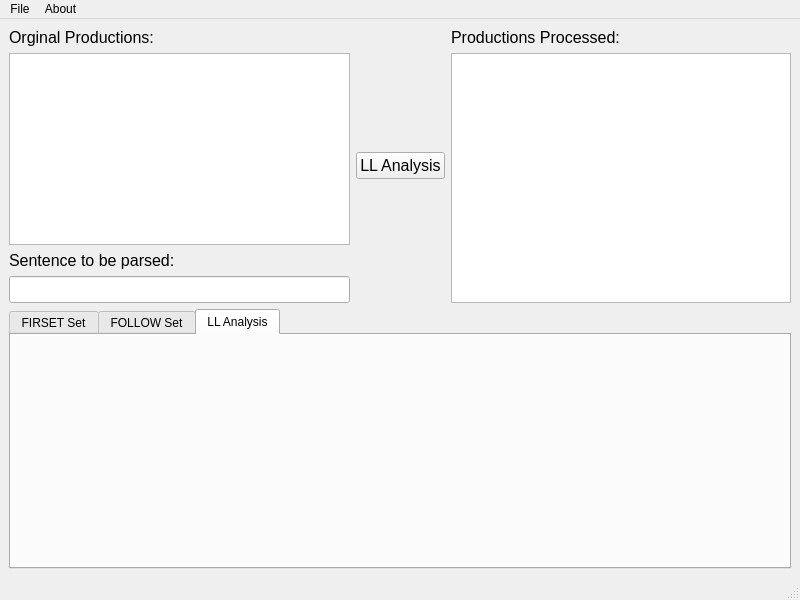
Before: the Qt Designer form lab2/lab2.ui in D0ot/compiler-inclass, drawn with Qt 5.
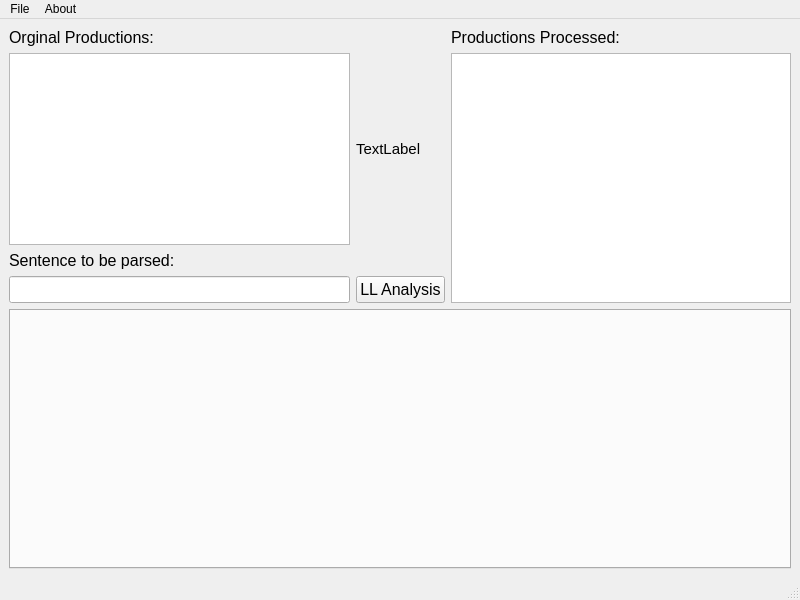
After: the same form once the commit is applied.

Patch:
```diff
--- a/lab2/lab2.ui
+++ b/lab2/lab2.ui
@@ -82,8 +82,29 @@
       </item>
       <item>
        <layout class="QVBoxLayout" name="verticalLayout_2">
+        <item>
+         <widget class="QLabel" name="check_status">
+          <property name="font">
+           <font>
+            <pointsize>11</pointsize>
+           </font>
+          </property>
+          <property name="text">
+           <string>TextLabel</string>
+          </property>
+          <property name="wordWrap">
+           <bool>true</bool>
+          </property>
+         </widget>
+        </item>
         <item>
          <widget class="QPushButton" name="llanalysis_button">
+          <property name="sizePolicy">
+           <sizepolicy hsizetype="Maximum" vsizetype="Fixed">
+            <horstretch>0</horstretch>
+            <verstretch>0</verstretch>
+           </sizepolicy>
+          </property>
           <property name="font">
            <font>
             <pointsize>12</pointsize>
@@ -128,21 +149,6 @@
       <property name="currentIndex">
        <number>2</number>
       </property>
-      <widget class="QWidget" name="firstset_tab">
-       <attribute name="title">
-        <string>FIRSET Set</string>
-       </attribute>
-      </widget>
-      <widget class="QWidget" name="followset_tab">
-       <attribute name="title">
-        <string>FOLLOW Set</string>
-       </attribute>
-      </widget>
-      <widget class="QWidget" name="llanalysis_tab">
-       <attribute name="title">
-        <string>LL Analysis</string>
-       </attribute>
-      </widget>
      </widget>
     </item>
    </layout>
```
Left out of the diff: 2 changed lines with no effect on the pictures.
